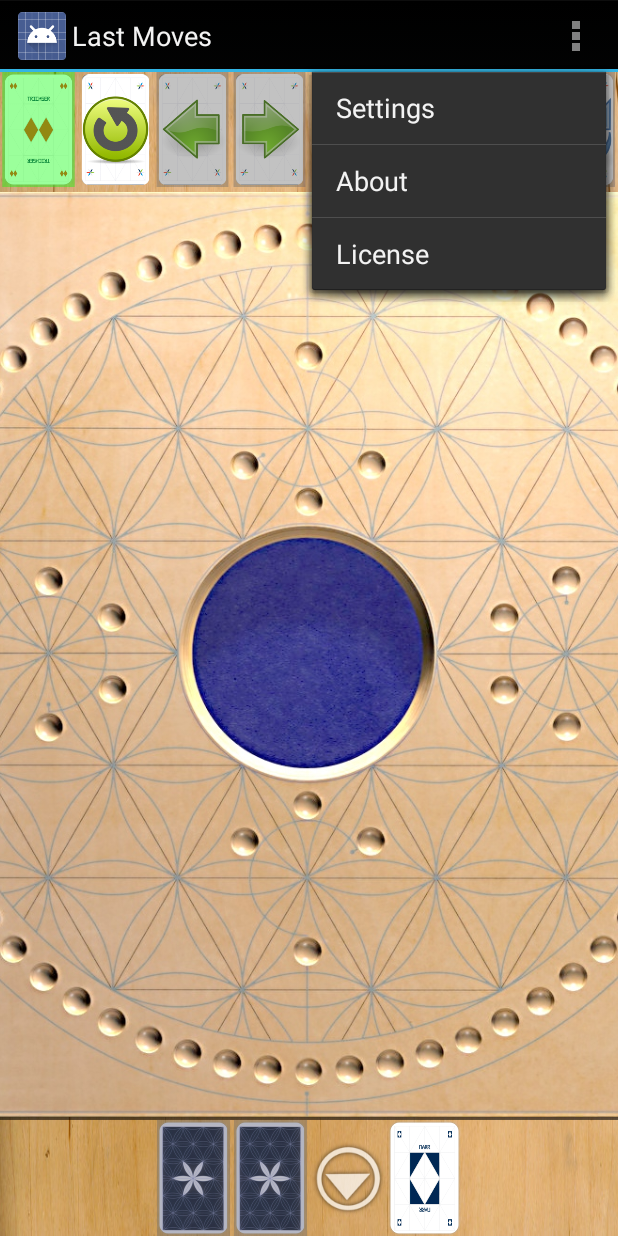
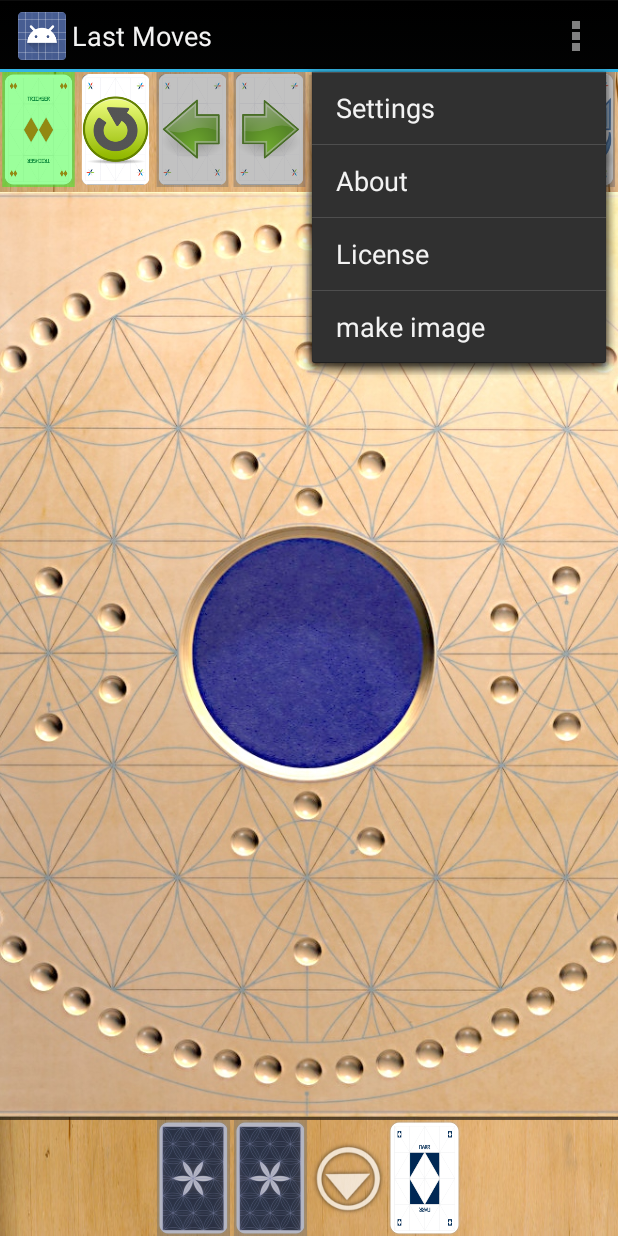
Before and after one commit to CarstenKarbach/MoTAC, an Android app: the fragment NetworkBoard placed in its activity, with the options menu open, on a phone screen of 412 x 824 dp. Run offline under Robolectric (Android 15) with nearby library versions, the phone set to English and light mode, and no system bars; network calls fail; 6 statements that could not run were skipped.

Commit message:
Add function to generate and show image

```diff
--- a/app/src/main/AndroidManifest.xml
+++ b/app/src/main/AndroidManifest.xml
@@ -45,6 +45,11 @@
         </activity>
 
         <activity
+            android:name="de.karbach.tac.ui.ImageViewActivity"
+            android:label="@string/app_name">
+        </activity>
+
+        <activity
             android:name="de.karbach.tac.Preferences"
             android:label="@string/menu_settings_string">
         </activity>
--- a/app/src/main/java/de/karbach/tac/ui/Board.java
+++ b/app/src/main/java/de/karbach/tac/ui/Board.java
@@ -251,19 +251,48 @@ public class Board extends View implements DataChangeListener{
 	 */
 	private boolean firstDraw = true;
 
-	protected void onDraw(Canvas canvas) {
-		//Do not draw if not initalized
+    /**
+     * Render the board into a bitmap and return it.
+     *
+     * @param width the width of the bitmap
+     * @param height the height of the bitmap
+     * @return the generated bitmap containing the board
+     */
+    public Bitmap generateBitmapFromView(int width, int height) {
+        Bitmap b = Bitmap.createBitmap( width, height, Bitmap.Config.ARGB_8888);
+        Canvas c = new Canvas(b);
+
+        this.draw(c);
+        return b;
+    }
+
+    @Override
+    protected void onDraw(Canvas canvas) {
+        this.onScaledDraw(canvas, getWidth(), getHeight());
+    }
+
+    /**
+     * Draw the content of this view with any width or height
+     * @param canvas the canvas to draw on
+     * @param width width of the target view
+     * @param height height of the target view
+     */
+	protected void onScaledDraw(Canvas canvas, int width, int height) {
+		//Do not draw if not initialized
 		if(data==null){
 			return;
 		}
 
 		//Set board to the center of available space
-		if(getWidth() > 0 && getHeight() > 0 && firstDraw){
+		if(width > 0 && height > 0 && firstDraw){
 			firstDraw = false;
-			viewdata.centerBoard(getWidth(), getHeight());
+			viewdata.centerBoard(width, height);
 		}
 
-		int min = getMinimumOfHeightAndWidth();
+		int min = width;
+        if(height < width){
+            min = height;
+        }
 
 		//Clear board
 		paint.setColor(Color.WHITE);
@@ -401,7 +430,7 @@ public class Board extends View implements DataChangeListener{
 			}
 		}
 
-		drawDistanceInCenter(canvas);
+		drawDistanceInCenter(canvas, min);
 
 	}
 
@@ -410,9 +439,10 @@ public class Board extends View implements DataChangeListener{
 	 * distance of the current move.
 	 *
 	 * @param canvas the canvas to draw on
+     * @param mindistance the minimum of width and height of the view to draw
 	 */
-	protected void drawDistanceInCenter(Canvas canvas){
-		int min = getMinimumOfHeightAndWidth();
+	protected void drawDistanceInCenter(Canvas canvas, int mindistance){
+		int min = mindistance;
 
 		if(viewdata.getDistance() > -1 && viewdata.getDistance() < 40){
 			int cardWidth = (int)Math.round(min*cardWidthFactor);
--- a/app/src/main/java/de/karbach/tac/ui/BoardWithCards.java
+++ b/app/src/main/java/de/karbach/tac/ui/BoardWithCards.java
@@ -175,7 +175,7 @@ public class BoardWithCards extends Board {
 		}
 		//Draw distance card on top again
 		if( first < playedCards.getSize() ){
-			drawDistanceInCenter(canvas);
+			drawDistanceInCenter(canvas, min);
 		}
 	}
 }
--- a/app/src/main/java/de/karbach/tac/ui/fragments/LocalBoard.java
+++ b/app/src/main/java/de/karbach/tac/ui/fragments/LocalBoard.java
@@ -599,6 +599,7 @@ public class LocalBoard extends Fragment {
     @Override
     public boolean onOptionsItemSelected(MenuItem item) {
        super.onOptionsItemSelected(item);
+
     	// Handle item selection
         switch (item.getItemId()) {
         	case R.id.menu_license:
@@ -645,6 +646,9 @@ public class LocalBoard extends Fragment {
             case R.id.help_zoomout:
             	showButtonHelp("zoomout");
             	return true;
+            case R.id.menu_make_image:
+                this.controller.makeAndShowBoardImage();
+                return true;
             default:
                 return super.onOptionsItemSelected(item);
         }
--- a/app/src/main/res/menu/activity_tac.xml
+++ b/app/src/main/res/menu/activity_tac.xml
@@ -33,4 +33,8 @@
     <item
         android:id="@+id/menu_license"
         android:title="@string/menu_license_string"/>
+
+    <item
+        android:id="@+id/menu_make_image"
+        android:title="@string/make_image"/>
 </menu>
--- a/app/src/main/res/values/strings.xml
+++ b/app/src/main/res/values/strings.xml
@@ -464,4 +464,5 @@ POSSIBILITY OF SUCH DAMAGES.\n
                      END OF TERMS AND CONDITIONS\n
 </string>
     <string name="movenumber_description">Number for large or invalid moves.</string>
+    <string name="make_image">make image</string>
 </resources>
```
Also changed, not shown: app/src/main/java/de/karbach/tac/ui/BoardControl.java (+37 -0 lines), app/src/main/java/de/karbach/tac/ui/ImageViewActivity.java (added, +30 -0 lines), app/src/main/java/de/karbach/tac/ui/fragments/ImageViewFragment.java (added, +53 -0 lines), app/src/main/res/layout/boardimage_viewer.xml (added, +18 -0 lines).
